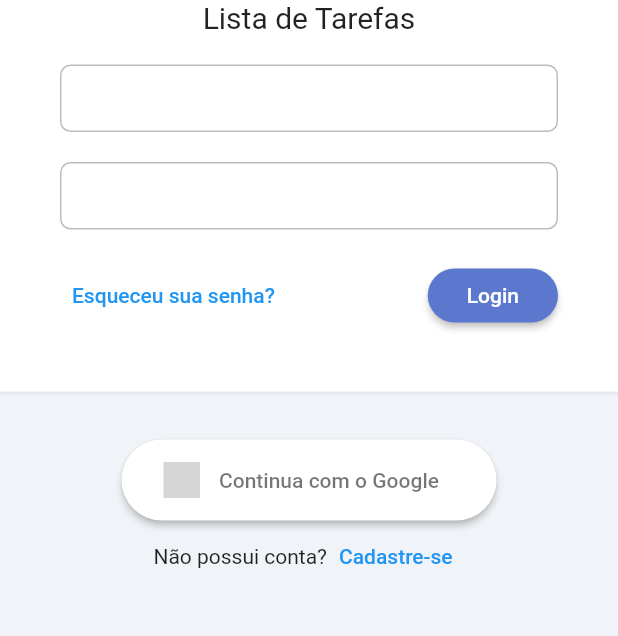
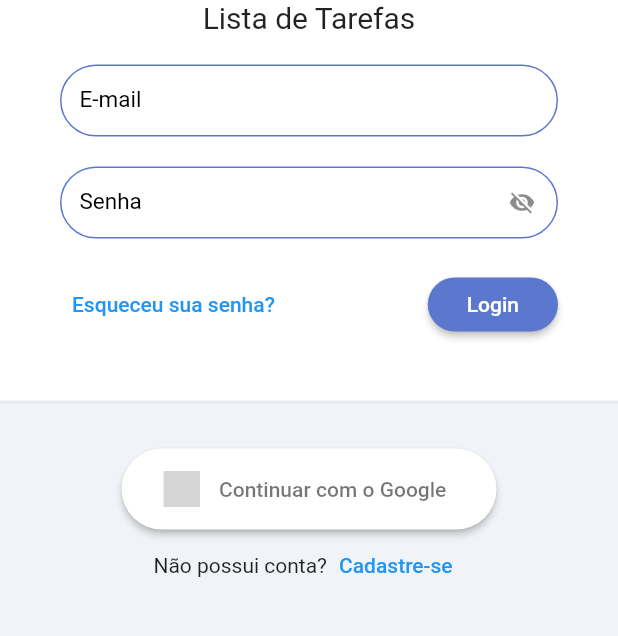
Before and after one commit to Zorzan99/todolist-bloc, a Flutter app: the screen it shows after launch, on a phone screen of 412 x 824 dp, the part 315-951 px from its top. Run offline on Flutter 3.47's test engine with Material 2 defaults, Android fonts, the phone set to English and light mode, and no system bars; our stand-ins replace flutter_signin_button, google_fonts; Roboto replaces fonts that are missing (Mandali); grey boxes are pictures that could not be loaded.

Commit message:
Style: Configuracao textformfield e screen splash

```diff
--- a/lib/app/core/ui/theme/theme_config.dart
+++ b/lib/app/core/ui/theme/theme_config.dart
@@ -7,9 +7,9 @@ class ThemeConfig {
   ThemeConfig._();
 
   static final _defaultInputBorder = OutlineInputBorder(
-    borderRadius: BorderRadius.circular(7),
+    borderRadius: BorderRadius.circular(30),
     borderSide: BorderSide(
-      color: Colors.grey[400]!,
+      color: ColorsApp.i.primary,
     ),
   );
   static final theme = ThemeData(
--- a/lib/app/modules/splash/splash_page.dart
+++ b/lib/app/modules/splash/splash_page.dart
@@ -1,14 +1,29 @@
 import 'package:flutter/material.dart';
 import 'package:flutter_signin_button/flutter_signin_button.dart';
 import 'package:todolist/app/modules/splash/widgets/logo.dart';
+import 'package:todolist/app/modules/splash/widgets/todo_list_form_field.dart';
 
-class SplashPage extends StatelessWidget {
+class SplashPage extends StatefulWidget {
   const SplashPage({super.key});
+
+  @override
+  State<SplashPage> createState() => _SplashPageState();
+}
+
+class _SplashPageState extends State<SplashPage> {
+  bool _isPasswordVisible = false;
+
+  void _togglePasswordVisibility() {
+    setState(() {
+      _isPasswordVisible = !_isPasswordVisible;
+    });
+  }
 
   @override
   Widget build(BuildContext context) {
     return Scaffold(
-      body: LayoutBuilder(
+      body: SafeArea(
+        child: LayoutBuilder(
           builder: (context, constraints) {
             return SingleChildScrollView(
               child: ConstrainedBox(
@@ -30,12 +45,21 @@ class SplashPage extends StatelessWidget {
                         child: Form(
                           child: Column(
                             children: [
-                            TextFormField(),
+                              const TodoListFormField(label: 'E-mail'),
                               const SizedBox(height: 20),
-                            TextFormField(),
+                              TodoListFormField(
+                                label: 'Senha',
+                                obscureText: _isPasswordVisible,
+                                icon: _isPasswordVisible
+                                    ? Icons.visibility
+                                    : Icons.visibility_off,
+                                onPressed:
+                                    _togglePasswordVisibility, // Chama o método aqui
+                              ),
                               const SizedBox(height: 20),
                               Row(
-                              mainAxisAlignment: MainAxisAlignment.spaceBetween,
+                                mainAxisAlignment:
+                                    MainAxisAlignment.spaceBetween,
                                 children: [
                                   TextButton(
                                     onPressed: () {},
@@ -50,7 +74,8 @@ class SplashPage extends StatelessWidget {
                                     style: ElevatedButton.styleFrom(
                                       shape: RoundedRectangleBorder(
                                         borderRadius:
-                                          BorderRadiusDirectional.circular(20),
+                                            BorderRadiusDirectional.circular(
+                                                20),
                                       ),
                                     ),
                                     onPressed: () {},
@@ -82,7 +107,7 @@ class SplashPage extends StatelessWidget {
                               const SizedBox(height: 30),
                               SignInButton(
                                 Buttons.Google,
-                              text: 'Continua com o Google',
+                                text: 'Continuar com o Google',
                                 padding: const EdgeInsets.all(15),
                                 shape: OutlineInputBorder(
                                   borderRadius: BorderRadius.circular(30),
@@ -116,6 +141,7 @@ class SplashPage extends StatelessWidget {
             );
           },
         ),
+      ),
     );
   }
 }
--- /dev/null
+++ b/lib/app/modules/splash/widgets/todo_list_form_field.dart
@@ -0,0 +1,37 @@
+// ignore_for_file: public_member_api_docs, sort_constructors_first
+import 'package:flutter/material.dart';
+
+class TodoListFormField extends StatelessWidget {
+  final String label;
+  final bool obscureText;
+  final IconData? icon;
+  final VoidCallback? onPressed;
+  const TodoListFormField({
+    Key? key,
+    required this.label,
+    this.obscureText = false,
+    this.icon,
+    this.onPressed,
+  }) : super(key: key);
+
+  @override
+  Widget build(BuildContext context) {
+    return TextFormField(
+      obscureText: obscureText,
+      decoration: InputDecoration(
+        labelText: label,
+        labelStyle: const TextStyle(
+          fontSize: 15,
+          color: Colors.black,
+        ),
+        border: OutlineInputBorder(
+          borderRadius: BorderRadius.circular(30),
+        ),
+        suffixIcon: IconButton(
+          onPressed: onPressed,
+          icon: Icon(icon),
+        ),
+      ),
+    );
+  }
+}
--- a/pubspec.yaml
+++ b/pubspec.yaml
@@ -37,6 +37,7 @@ dependencies:
   cupertino_icons: ^1.0.2
   google_fonts: ^6.1.0
   flutter_signin_button: ^2.0.0
+  flutter_bloc: ^8.1.3
 
 dev_dependencies:
   flutter_test:
```
Also changed, not shown: pubspec.lock. Lines whose indentation alone changed are shown as unchanged.
